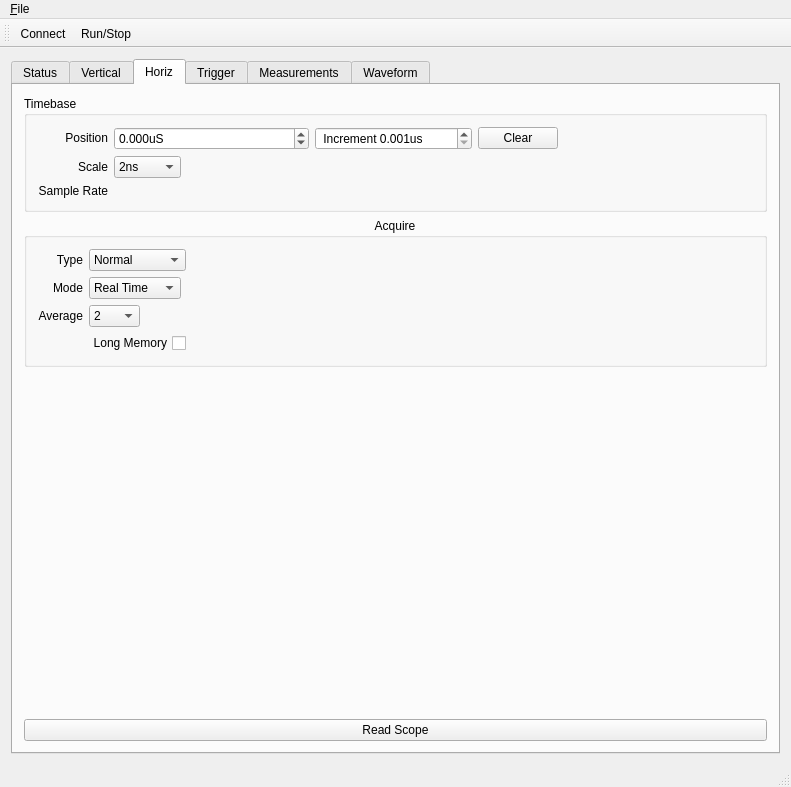
Old version of the form mainwindow.ui in the repository wd5gnr/qrigol.
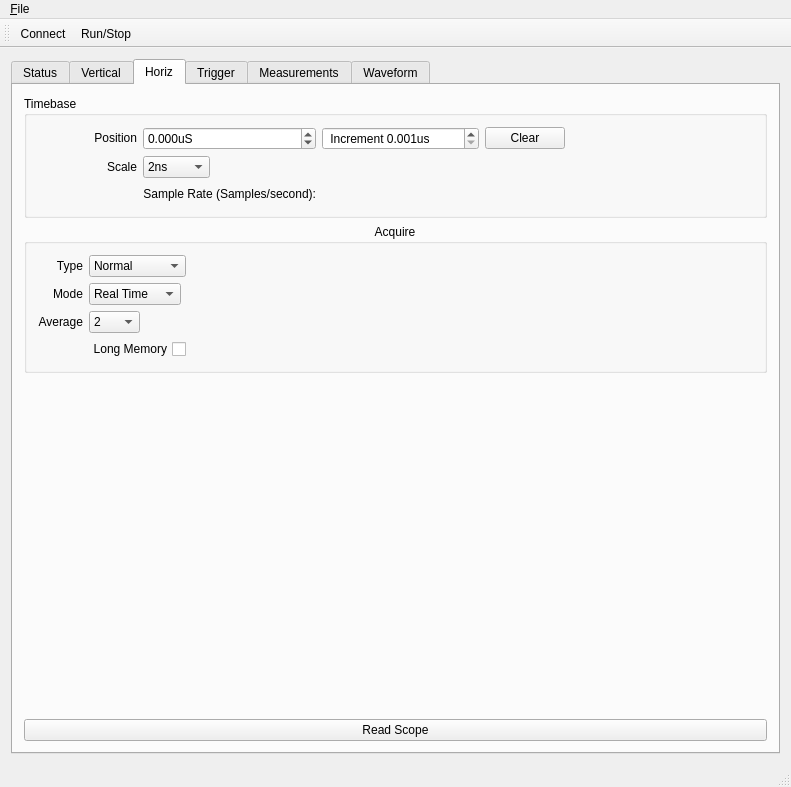
New version of the form. The open tabs and pages were chosen to show the change. Icons and pictures are not drawn.

Patch:
```diff
--- a/mainwindow.ui
+++ b/mainwindow.ui
@@ -937,22 +937,35 @@
             </widget>
            </item>
            <item row="2" column="0">
-            <widget class="QLabel" name="label_47">
-             <property name="sizePolicy">
-              <sizepolicy hsizetype="Minimum" vsizetype="Fixed">
-               <horstretch>0</horstretch>
-               <verstretch>0</verstretch>
-              </sizepolicy>
+            <spacer name="horizontalSpacer_7">
+             <property name="orientation">
+              <enum>Qt::Horizontal</enum>
              </property>
-             <property name="text">
-              <string>Sample Rate</string>
+             <property name="sizeHint" stdset="0">
+              <size>
+               <width>82</width>
+               <height>20</height>
+              </size>
              </property>
-             <property name="alignment">
-              <set>Qt::AlignRight|Qt::AlignTrailing|Qt::AlignVCenter</set>
-             </property>
-            </widget>
+            </spacer>
            </item>
            <item row="2" column="1">
+            <widget class="QLabel" name="label_47">
+             <property name="sizePolicy">
+              <sizepolicy hsizetype="Minimum" vsizetype="Fixed">
+               <horstretch>0</horstretch>
+               <verstretch>0</verstretch>
+              </sizepolicy>
+             </property>
+             <property name="text">
+              <string>Sample Rate (Samples/second):</string>
+             </property>
+             <property name="alignment">
+              <set>Qt::AlignRight|Qt::AlignTrailing|Qt::AlignVCenter</set>
+             </property>
+            </widget>
+           </item>
+           <item row="2" column="2">
             <widget class="QLabel" name="srate">
              <property name="sizePolicy">
               <sizepolicy hsizetype="Expanding" vsizetype="Preferred">
```
Left out of the diff: 2 changed lines with no effect on the pictures.
